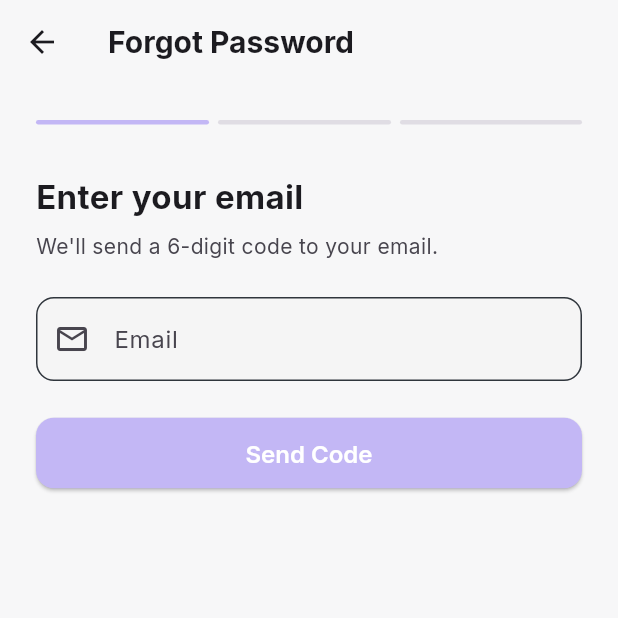
After one commit to ArpeetNeupane/Ousia, a Flutter app: the ForgotPasswordScreen screen opened by its route, on a phone screen of 412 x 824 dp, the top half of it. The commit adds this screen. Run offline on Flutter 3.47's test engine with Material 3 defaults, Android fonts, the phone set to English and light mode, and no system bars; our stand-ins replace cached_network_image, flutter_secure_storage, flutter_svg, google_fonts, image_cropper, image_picker and 5 more; accounts and stored records are empty; project files that could hold a hidden picture were left out.

Commit message:
feat: added forgot password, send otp to email and reset password functionality

```diff
--- /dev/null
+++ b/Frontend/ousia/lib/screens/forgot_password_screen.dart
@@ -0,0 +1,221 @@
+import 'package:flutter/material.dart';
+import 'package:google_fonts/google_fonts.dart';
+import 'package:ousia/services/auth_service.dart';
+
+class ForgotPasswordScreen extends StatefulWidget {
+  const ForgotPasswordScreen({super.key});
+
+  @override
+  State<ForgotPasswordScreen> createState() => _ForgotPasswordScreenState();
+}
+
+class _ForgotPasswordScreenState extends State<ForgotPasswordScreen> {
+  final AuthService _service = AuthService();
+  int _step = 0; // 0=email, 1=otp, 2=new password
+  bool _isLoading = false;
+  String? _error;
+  String _email = '';
+
+  final _emailController = TextEditingController();
+  final _otpController = TextEditingController();
+  final _newPassController = TextEditingController();
+  final _confirmPassController = TextEditingController();
+  bool _showNew = false;
+  bool _showConfirm = false;
+
+  @override
+  void dispose() {
+    _emailController.dispose();
+    _otpController.dispose();
+    _newPassController.dispose();
+    _confirmPassController.dispose();
+    super.dispose();
+  }
+
+  Future<void> _sendOtp() async {
+    final email = _emailController.text.trim();
+    if (email.isEmpty) {
+      setState(() => _error = 'Please enter your email');
+      return;
+    }
+    setState(() { _isLoading = true; _error = null; });
+    final result = await _service.forgotPassword(email);
+    if (!mounted) return;
+    setState(() => _isLoading = false);
+    if (result['success'] == true) {
+      _email = email;
+      setState(() => _step = 1);
+    } else {
+      setState(() => _error = result['message']);
+    }
+  }
+
+  Future<void> _verifyOtp() async {
+    final otp = _otpController.text.trim();
+    if (otp.length != 6) {
+      setState(() => _error = 'Enter the 6-digit code');
+      return;
+    }
+    setState(() { _isLoading = true; _error = null; });
+    final result = await _service.verifyOtp(_email, otp);
+    if (!mounted) return;
+    setState(() => _isLoading = false);
+    if (result['success'] == true) {
+      setState(() => _step = 2);
+    } else {
+      setState(() => _error = result['message']);
+    }
+  }
+
+  Future<void> _resetPassword() async {
+    final newPass = _newPassController.text.trim();
+    final confirm = _confirmPassController.text.trim();
+    final otp = _otpController.text.trim();
+    if (newPass.isEmpty || confirm.isEmpty) {
+      setState(() => _error = 'Please fill in all fields');
+      return;
+    }
+    setState(() { _isLoading = true; _error = null; });
+    final result = await _service.resetPassword(_email, otp, newPass, confirm);
+    if (!mounted) return;
+    setState(() => _isLoading = false);
+    if (result['success'] == true) {
+      Navigator.pop(context);
+      ScaffoldMessenger.of(context).showSnackBar(
+        const SnackBar(content: Text('Password reset successfully! Please log in.')),
+      );
+    } else {
+      setState(() => _error = result['message']);
+    }
+  }
+
+  @override
+  Widget build(BuildContext context) {
+    final cs = Theme.of(context).colorScheme;
+    return Scaffold(
+      backgroundColor: Theme.of(context).scaffoldBackgroundColor,
+      appBar: AppBar(
+        backgroundColor: Theme.of(context).scaffoldBackgroundColor,
+        elevation: 0,
+        leading: IconButton(
+          icon: Icon(Icons.arrow_back, color: cs.onSurface),
+          onPressed: () => _step > 0 ? setState(() => _step--) : Navigator.pop(context),
+        ),
+        title: Text(
+          _step == 0 ? 'Forgot Password' : _step == 1 ? 'Enter Code' : 'New Password',
+          style: GoogleFonts.inter(fontWeight: FontWeight.bold, color: cs.onSurface),
+        ),
+      ),
+      body: Padding(
+        padding: const EdgeInsets.all(24),
+        child: Column(
+          crossAxisAlignment: CrossAxisAlignment.start,
+          children: [
+            // Step indicator
+            Row(
+              children: List.generate(3, (i) => Expanded(
+                child: Container(
+                  height: 3,
+                  margin: EdgeInsets.only(right: i < 2 ? 6 : 0),
+                  decoration: BoxDecoration(
+                    color: i <= _step ? cs.primary : cs.outlineVariant.withOpacity(0.5),
+                    borderRadius: BorderRadius.circular(2),
+                  ),
+                ),
+              )),
+            ),
+            const SizedBox(height: 32),
+
+            if (_step == 0) ...[
+              Text('Enter your email', style: GoogleFonts.inter(fontSize: 22, fontWeight: FontWeight.bold, color: cs.onSurface)),
+              const SizedBox(height: 8),
+              Text("We'll send a 6-digit code to your email.", style: GoogleFonts.inter(color: cs.onSurfaceVariant)),
+              const SizedBox(height: 24),
+              TextField(
+                controller: _emailController,
+                keyboardType: TextInputType.emailAddress,
+                style: GoogleFonts.inter(color: cs.onSurface),
+                decoration: InputDecoration(
+                  labelText: 'Email',
+                  border: OutlineInputBorder(borderRadius: BorderRadius.circular(12)),
+                  prefixIcon: Icon(Icons.email_outlined, color: cs.onSurfaceVariant),
+                ),
+              ),
+            ] else if (_step == 1) ...[
+              Text('Check your email', style: GoogleFonts.inter(fontSize: 22, fontWeight: FontWeight.bold, color: cs.onSurface)),
+              const SizedBox(height: 8),
+              Text('Enter the 6-digit code sent to $_email', style: GoogleFonts.inter(color: cs.onSurfaceVariant)),
+              const SizedBox(height: 24),
+              TextField(
+                controller: _otpController,
+                keyboardType: TextInputType.number,
+                maxLength: 6,
+                textAlign: TextAlign.center,
+                style: GoogleFonts.inter(fontSize: 24, fontWeight: FontWeight.bold, letterSpacing: 8, color: cs.onSurface),
+                decoration: InputDecoration(
+                  counterText: '',
+                  border: OutlineInputBorder(borderRadius: BorderRadius.circular(12)),
+                ),
+              ),
+            ] else ...[
+              Text('Set new password', style: GoogleFonts.inter(fontSize: 22, fontWeight: FontWeight.bold, color: cs.onSurface)),
+              const SizedBox(height: 24),
+              TextField(
+                controller: _newPassController,
+                obscureText: !_showNew,
+                style: GoogleFonts.inter(color: cs.onSurface),
+                decoration: InputDecoration(
+                  labelText: 'New Password',
+                  border: OutlineInputBorder(borderRadius: BorderRadius.circular(12)),
+                  suffixIcon: IconButton(
+                    icon: Icon(_showNew ? Icons.visibility_off : Icons.visibility),
+                    onPressed: () => setState(() => _showNew = !_showNew),
+                  ),
+                ),
+              ),
+              const SizedBox(height: 12),
+              TextField(
+                controller: _confirmPassController,
+                obscureText: !_showConfirm,
+                style: GoogleFonts.inter(color: cs.onSurface),
+                decoration: InputDecoration(
+                  labelText: 'Confirm Password',
+                  border: OutlineInputBorder(borderRadius: BorderRadius.circular(12)),
+                  suffixIcon: IconButton(
+                    icon: Icon(_showConfirm ? Icons.visibility_off : Icons.visibility),
+                    onPressed: () => setState(() => _showConfirm = !_showConfirm),
+                  ),
+                ),
+              ),
+            ],
+
+            if (_error != null) ...[
+              const SizedBox(height: 12),
+              Text(_error!, style: GoogleFonts.inter(color: Colors.red, fontSize: 13)),
+            ],
+
+            const SizedBox(height: 24),
+            SizedBox(
+              width: double.infinity,
+              child: ElevatedButton(
+                onPressed: _isLoading ? null : (_step == 0 ? _sendOtp : _step == 1 ? _verifyOtp : _resetPassword),
+                style: ElevatedButton.styleFrom(
+                  backgroundColor: cs.primary,
+                  foregroundColor: cs.onPrimary,
+                  padding: const EdgeInsets.symmetric(vertical: 14),
+                  shape: RoundedRectangleBorder(borderRadius: BorderRadius.circular(12)),
+                ),
+                child: _isLoading
+                    ? const SizedBox(width: 20, height: 20, child: CircularProgressIndicator(strokeWidth: 2, color: Colors.white))
+                    : Text(
+                        _step == 0 ? 'Send Code' : _step == 1 ? 'Verify Code' : 'Reset Password',
+                        style: GoogleFonts.inter(fontWeight: FontWeight.w600, fontSize: 16),
+                      ),
+              ),
+            ),
+          ],
+        ),
+      ),
+    );
+  }
+}
--- a/Frontend/ousia/lib/utils/route_config.dart
+++ b/Frontend/ousia/lib/utils/route_config.dart
@@ -12,6 +12,7 @@ import '../screens/user_profile_screen.dart';
 import '../screens/friend_request_screen.dart';
 import '../screens/quiz_screen.dart';
 import '../screens/messages_screen.dart';
+import '../screens/forgot_password_screen.dart';
 import 'route_names.dart';
 
 class RouteConfig {
@@ -52,6 +53,9 @@ class RouteConfig {
       case RouteNames.quiz:
         return MaterialPageRoute(builder: (_) => const PlayPage());
 
+      case RouteNames.forgotPassword:
+        return MaterialPageRoute(builder: (_) => const ForgotPasswordScreen());
+
       case RouteNames.signupContinue:
         final args = settings.arguments as Map<String, dynamic>;
         return MaterialPageRoute(
@@ -63,7 +67,7 @@ class RouteConfig {
           ),
         );
 
-      case '/chat':
+      case RouteNames.chat:
         final args = settings.arguments as Map<String, dynamic>;
         return MaterialPageRoute(
           builder: (_) => ChatScreen(
--- a/Frontend/ousia/lib/utils/route_names.dart
+++ b/Frontend/ousia/lib/utils/route_names.dart
@@ -19,6 +19,7 @@ class RouteNames {
   static const String othersProfile = '/others-profile';
   static const String friendRequests = '/friend-requests';
   static const String quiz = '/quiz';
+  static const String chat = '/chat';
 
   // Settings and other routes
   static const String settings = '/settings';
```
Also changed, not shown: Frontend/ousia/lib/screens/login_screen.dart (+15 -1 lines), Frontend/ousia/lib/services/auth_service.dart (+44 -31 lines), 5 other files.
